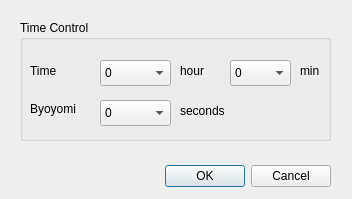
Qt form forms/startdialog2.ui (shogimaru/shogimaru) before a commit.
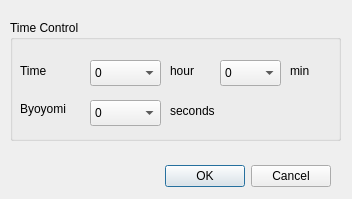
The same form after that commit.

What changed in the file:
```diff
--- a/forms/startdialog2.ui
+++ b/forms/startdialog2.ui
@@ -32,9 +32,9 @@
   <widget class="QGroupBox" name="timeGroupBox">
    <property name="geometry">
     <rect>
-     <x>20</x>
+     <x>10</x>
      <y>20</y>
-     <width>311</width>
+     <width>331</width>
      <height>121</height>
     </rect>
    </property>
```
